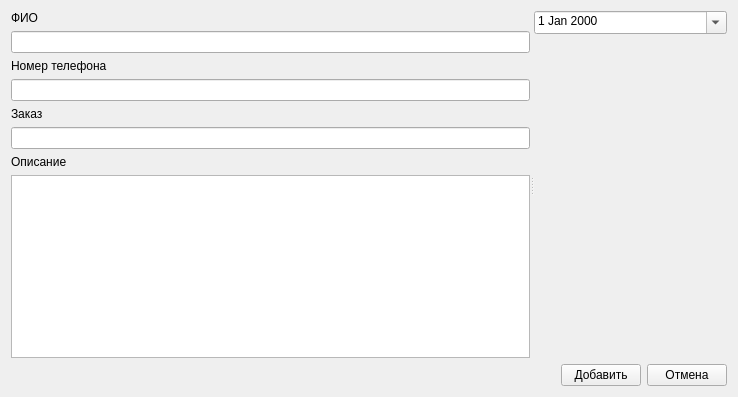
This is formEdit.ui in KonstantinKnyaz/Order_Scheduler as Qt 5 draws it before an edit. The edited form follows.
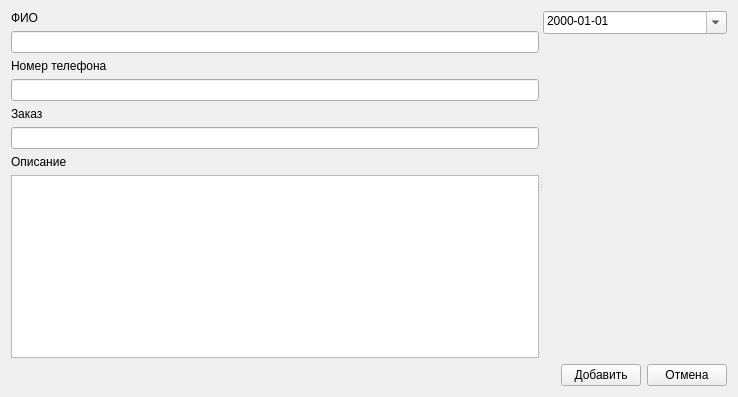
This is the edited form.

The edit to the form file:
```diff
--- a/formEdit.ui
+++ b/formEdit.ui
@@ -76,6 +76,9 @@
          <property name="showGroupSeparator" stdset="0">
           <bool>false</bool>
          </property>
+         <property name="displayFormat">
+          <string>yyyy-MM-dd</string>
+         </property>
          <property name="calendarPopup">
           <bool>true</bool>
          </property>
```
